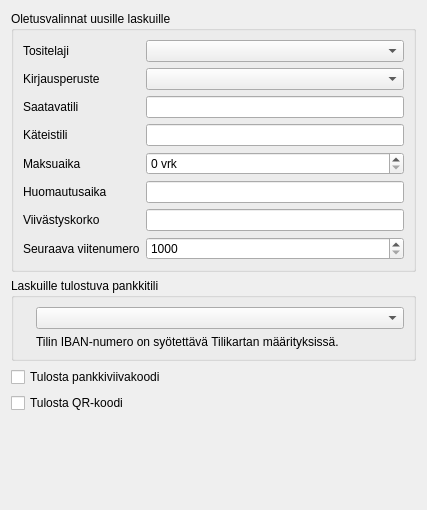
artoh/kitupiikki, file kitupiikki/maaritys/laskumaaritys.ui: the form before one commit.
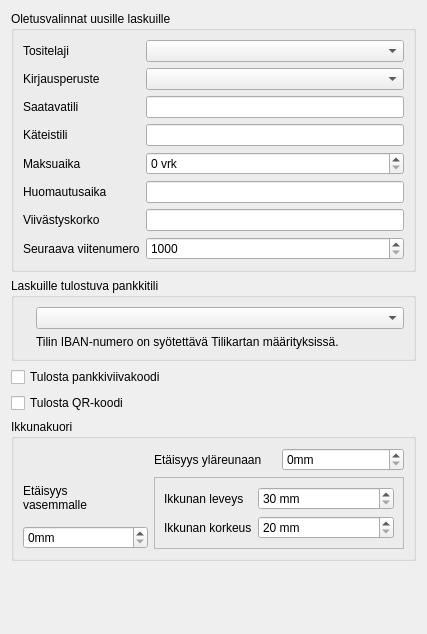
The form after the commit. Custom widgets are drawn as their Qt base class.

Commit message: #148 Laskut sovitettavissa ikkunakuoriin

Patch:
```diff
--- a/kitupiikki/maaritys/laskumaaritys.ui
+++ b/kitupiikki/maaritys/laskumaaritys.ui
@@ -7,13 +7,13 @@
     <x>0</x>
     <y>0</y>
     <width>427</width>
-    <height>510</height>
+    <height>634</height>
    </rect>
   </property>
   <property name="windowTitle">
    <string>Form</string>
   </property>
-  <layout class="QVBoxLayout" name="verticalLayout">
+  <layout class="QVBoxLayout" name="verticalLayout_2">
    <item>
     <widget class="QGroupBox" name="groupBox">
      <property name="title">
@@ -178,6 +178,112 @@
      </property>
     </widget>
    </item>
+   <item>
+    <widget class="QGroupBox" name="groupBox_3">
+     <property name="title">
+      <string>Ikkunakuori</string>
+     </property>
+     <layout class="QGridLayout" name="gridLayout" columnstretch="1,2">
+      <item row="0" column="1">
+       <layout class="QHBoxLayout" name="horizontalLayout">
+        <item>
+         <widget class="QLabel" name="label">
+          <property name="text">
+           <string>Etäisyys yläreunaan</string>
+          </property>
+         </widget>
+        </item>
+        <item>
+         <widget class="QSpinBox" name="ySpin">
+          <property name="suffix">
+           <string>mm</string>
+          </property>
+          <property name="prefix">
+           <string/>
+          </property>
+          <property name="maximum">
+           <number>100</number>
+          </property>
+         </widget>
+        </item>
+       </layout>
+      </item>
+      <item row="1" column="0">
+       <layout class="QVBoxLayout" name="verticalLayout">
+        <item>
+         <widget class="QLabel" name="label_11">
+          <property name="text">
+           <string>&lt;html&gt;&lt;head/&gt;&lt;body&gt;&lt;p&gt;Etäisyys&lt;br/&gt;vasemmalle&lt;/p&gt;&lt;/body&gt;&lt;/html&gt;</string>
+          </property>
+         </widget>
+        </item>
+        <item>
+         <widget class="QSpinBox" name="xSpin">
+          <property name="suffix">
+           <string>mm</string>
+          </property>
+          <property name="maximum">
+           <number>60</number>
+          </property>
+         </widget>
+        </item>
+       </layout>
+      </item>
+      <item row="1" column="1">
+       <widget class="QFrame" name="frame">
+        <property name="frameShape">
+         <enum>QFrame::StyledPanel</enum>
+        </property>
+        <property name="frameShadow">
+         <enum>QFrame::Raised</enum>
+        </property>
+        <layout class="QFormLayout" name="formLayout_3">
+         <item row="0" column="0">
+          <widget class="QLabel" name="label_12">
+           <property name="text">
+            <string>Ikkunan leveys</string>
+           </property>
+          </widget>
+         </item>
+         <item row="0" column="1">
+          <widget class="QSpinBox" name="leveysSpin">
+           <property name="suffix">
+            <string> mm</string>
+           </property>
+           <property name="minimum">
+            <number>30</number>
+           </property>
+           <property name="maximum">
+            <number>180</number>
+           </property>
+          </widget>
+         </item>
+         <item row="1" column="0">
+          <widget class="QLabel" name="label_13">
+           <property name="text">
+            <string>Ikkunan korkeus</string>
+           </property>
+          </widget>
+         </item>
+         <item row="1" column="1">
+          <widget class="QSpinBox" name="korkeusSpin">
+           <property name="suffix">
+            <string> mm</string>
+           </property>
+           <property name="minimum">
+            <number>20</number>
+           </property>
+           <property name="maximum">
+            <number>120</number>
+           </property>
+          </widget>
+         </item>
+        </layout>
+       </widget>
+      </item>
+     </layout>
+    </widget>
+   </item>
    <item>
     <spacer name="verticalSpacer">
      <property name="orientation">
```
The commit also changes 2 other files.
